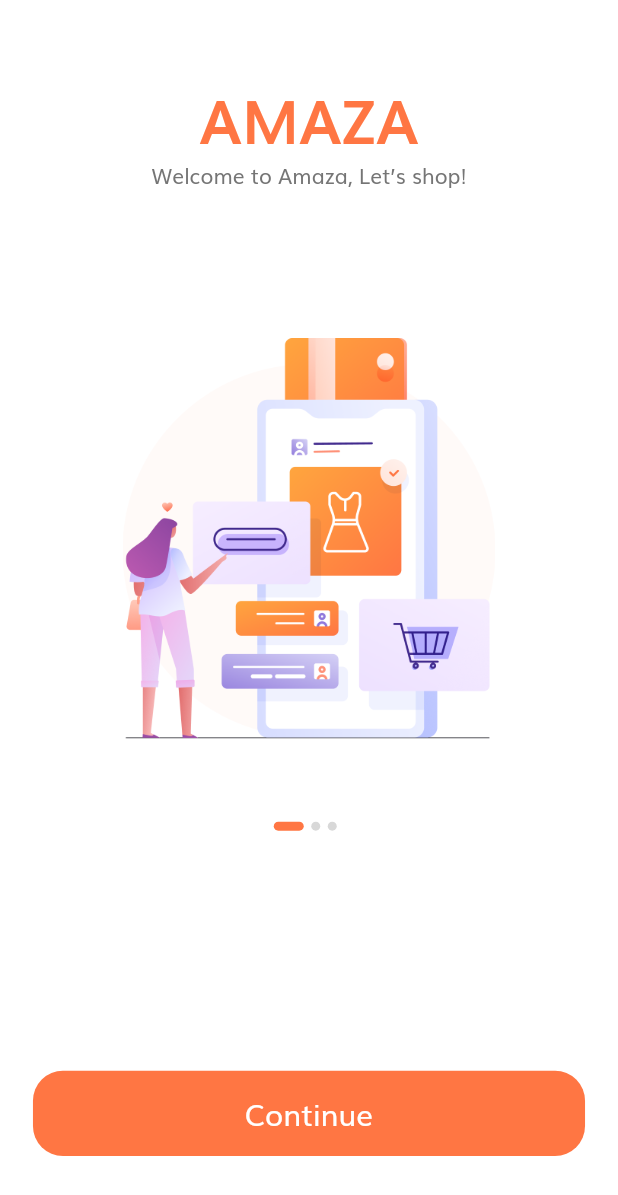
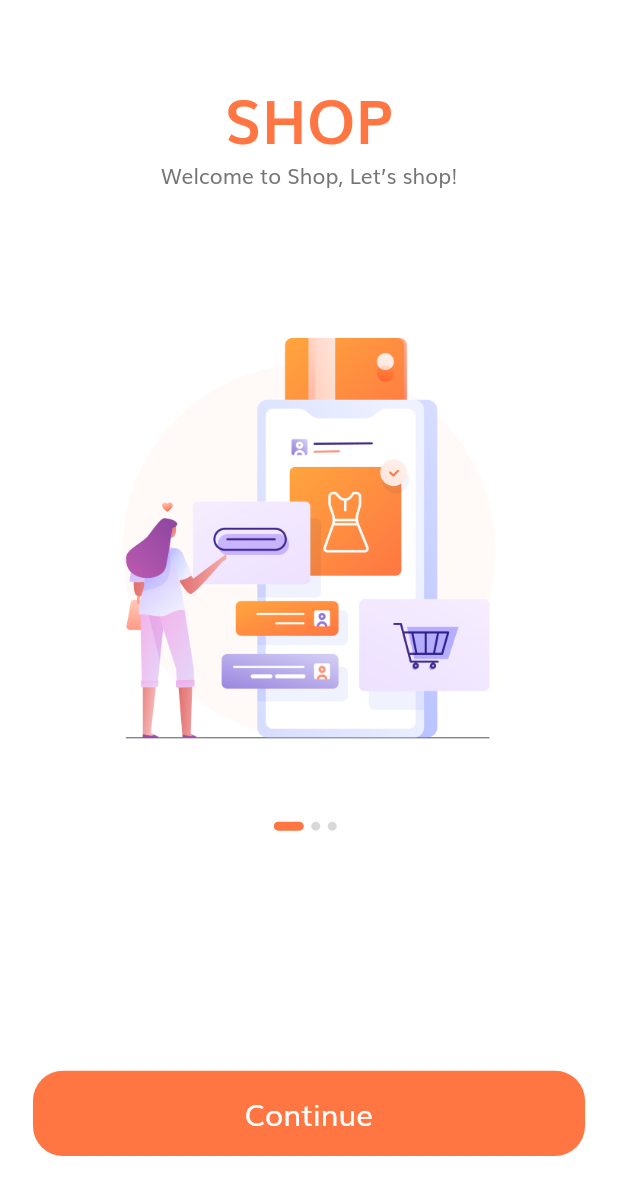
Before and after one commit to Maessa-Wanni/app-shop, a Flutter app: the screen it shows after launch, on a phone screen of 412 x 824 dp. Shown: the top 1195 px of the screen. Run offline on Flutter 3.47's test engine with Material 2 defaults, Android fonts, the phone set to English and light mode, and no system bars; our stand-ins replace flutter_svg.

Commit message:
https://github.com/Maessa-Wanni/app-shop.git

```diff
--- a/lib/model/product.dart
+++ b/lib/model/product.dart
@@ -1,5 +1,5 @@
 import 'package:flutter/material.dart';
-
+import 'package:http/http.dart' as http;
 
 class Product {
 
--- a/lib/screens/details/details_screen.dart
+++ b/lib/screens/details/details_screen.dart
@@ -12,8 +12,9 @@ class DetailScreen extends StatelessWidget {
 
   @override
   Widget build(BuildContext context) {
-    return AppBar(
-
+    return Scaffold(
+      backgroundColor: product.color,
+      appBar: AppBar(),
     );
   }
 }
--- a/lib/screens/home/components/item_card.dart
+++ b/lib/screens/home/components/item_card.dart
@@ -16,7 +16,9 @@ class ItemCard extends StatelessWidget {
 
   @override
   Widget build(BuildContext context) {
-    return Column(
+    return GestureDetector(
+      onTap: press,
+      child: Column(
           crossAxisAlignment: CrossAxisAlignment.start,
           children:[
             Expanded(
@@ -44,6 +46,7 @@ class ItemCard extends StatelessWidget {
             )
           ]
 
+      ),
     );
   }
 }
--- a/lib/screens/splash/components/body.dart
+++ b/lib/screens/splash/components/body.dart
@@ -16,7 +16,7 @@ class _BodyState extends State<Body> {
   int currentPage = 0;
   List<Map<String, String>> splashData = [
     {
-      "text": "Welcome to Amaza, Let’s shop!",
+      "text": "Welcome to Shop, Let’s shop!",
       "image": "assets/images/splash_1.png"
     },
     {
--- a/lib/screens/splash/components/splash_content.dart
+++ b/lib/screens/splash/components/splash_content.dart
@@ -17,7 +17,7 @@ class  SplashContent extends StatelessWidget {
       children: [
         Spacer(),
         Text(
-          "AMAZA",
+          "SHOP",
           style:TextStyle(
               fontSize: getProportionateScreenWidth(36),
               color: kPrimaryColor,
--- a/pubspec.yaml
+++ b/pubspec.yaml
@@ -23,6 +23,9 @@ environment:
 dependencies:
   flutter:
     sdk: flutter
+  http:
+
+
 
 
   # The following adds the Cupertino Icons font to your application.
```
Also changed, not shown: lib/screens/home/components/body.dart (+9 -1 lines), pubspec.lock, 2 other files. Lines whose indentation alone changed are shown as unchanged.
